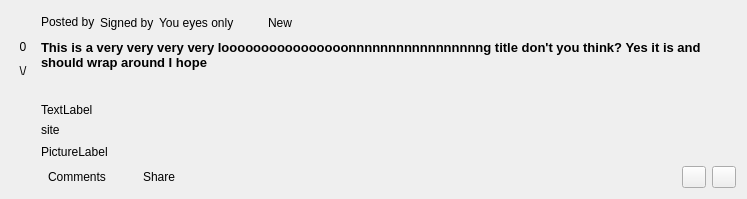
Before: the Qt Designer form retroshare-gui/src/gui/Posted/BoardPostDisplayWidget.ui in RetroShare/RetroShare, drawn with Qt 5.
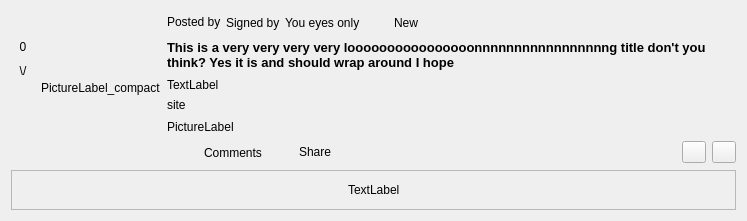
After: the same form once the commit is applied. Icons and pictures are not drawn. Custom widgets are drawn as their Qt base class.

Commit message: added two-views system for boards. Widgets are not yet correct

The edit to the form file:
```diff
--- a/retroshare-gui/src/gui/Posted/BoardPostDisplayWidget.ui
+++ b/retroshare-gui/src/gui/Posted/BoardPostDisplayWidget.ui
@@ -7,7 +7,7 @@
     <x>0</x>
     <y>0</y>
     <width>747</width>
-    <height>199</height>
+    <height>221</height>
    </rect>
   </property>
   <property name="sizePolicy">
@@ -22,7 +22,9 @@
   <property name="styleSheet">
    <string notr="true"/>
   </property>
-  <layout class="QHBoxLayout" name="horizontalLayout_4">
+  <layout class="QVBoxLayout" name="verticalLayout_4">
+   <item>
+    <layout class="QHBoxLayout" name="horizontalLayout_5">
    <item>
     <layout class="QVBoxLayout" name="verticalLayout_3">
      <item>
@@ -114,6 +116,13 @@
      </item>
     </layout>
    </item>
+     <item>
+      <widget class="QLabel" name="pictureLabel_compact">
+       <property name="text">
+        <string>PictureLabel_compact</string>
+       </property>
+      </widget>
+     </item>
    <item>
     <layout class="QVBoxLayout" name="verticalLayout_2">
      <item>
@@ -323,6 +332,23 @@
      </item>
      <item>
       <layout class="QHBoxLayout" name="horizontalLayout">
+         <item>
+          <widget class="QToolButton" name="expandButton">
+           <property name="toolTip">
+            <string>Expand</string>
+           </property>
+           <property name="text">
+            <string/>
+           </property>
+           <property name="icon">
+            <iconset resource="Posted_images.qrc">
+             <normaloff>:/images/expand.png</normaloff>:/images/expand.png</iconset>
+           </property>
+           <property name="autoRaise">
+            <bool>true</bool>
+           </property>
+          </widget>
+         </item>
        <item>
         <widget class="QToolButton" name="commentButton">
          <property name="text">
@@ -412,6 +438,65 @@
     </layout>
    </item>
   </layout>
+   </item>
+   <item>
+    <widget class="QFrame" name="frame_picture">
+     <property name="maximumSize">
+      <size>
+       <width>800</width>
+       <height>600</height>
+      </size>
+     </property>
+     <property name="frameShape">
+      <enum>QFrame::StyledPanel</enum>
+     </property>
+     <property name="frameShadow">
+      <enum>QFrame::Raised</enum>
+     </property>
+     <layout class="QHBoxLayout" name="horizontalLayout_4">
+      <item>
+       <spacer name="horizontalSpacer_2">
+        <property name="orientation">
+         <enum>Qt::Horizontal</enum>
+        </property>
+        <property name="sizeHint" stdset="0">
+         <size>
+          <width>257</width>
+          <height>20</height>
+         </size>
+        </property>
+       </spacer>
+      </item>
+      <item>
+       <widget class="QLabel" name="pictureLabel_2">
+        <property name="text">
+         <string>TextLabel</string>
+        </property>
+        <property name="scaledContents">
+         <bool>true</bool>
+        </property>
+        <property name="textInteractionFlags">
+         <set>Qt::LinksAccessibleByMouse|Qt::TextSelectableByMouse</set>
+        </property>
+       </widget>
+      </item>
+      <item>
+       <spacer name="horizontalSpacer_5">
+        <property name="orientation">
+         <enum>Qt::Horizontal</enum>
+        </property>
+        <property name="sizeHint" stdset="0">
+         <size>
+          <width>257</width>
+          <height>20</height>
+         </size>
+        </property>
+       </spacer>
+      </item>
+     </layout>
+    </widget>
+   </item>
+  </layout>
  </widget>
  <customwidgets>
   <customwidget>
```
Left out of the diff: 2 changed lines with no effect on the pictures. Lines whose indentation alone changed are shown as unchanged. The commit also changes 7 other files.
